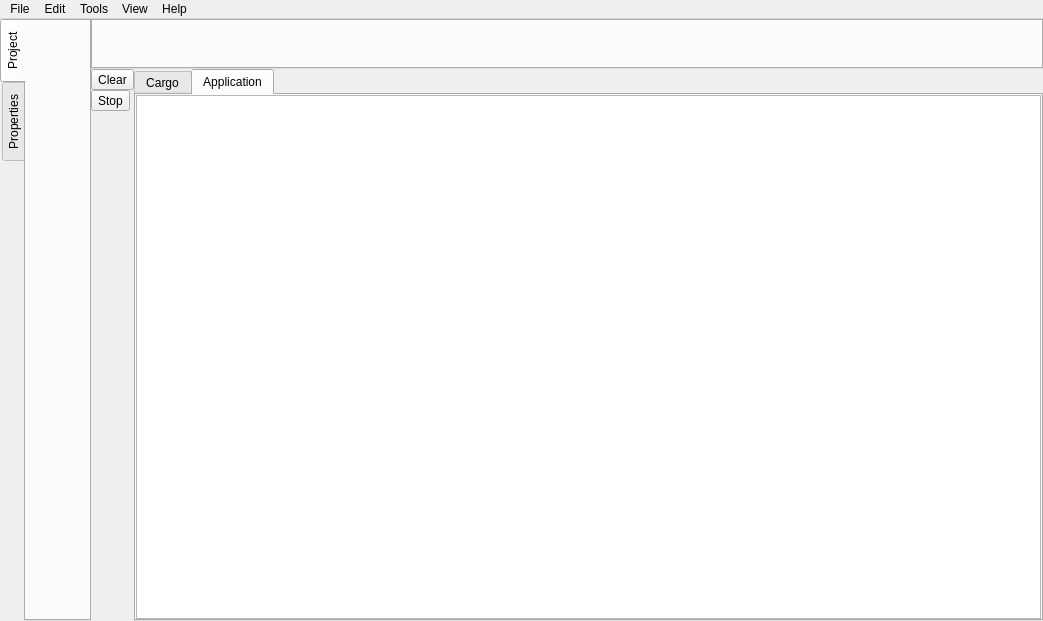
Before: the Qt Designer form Source/UI/MainWindow.ui in krre/afterglow, drawn with Qt 5.
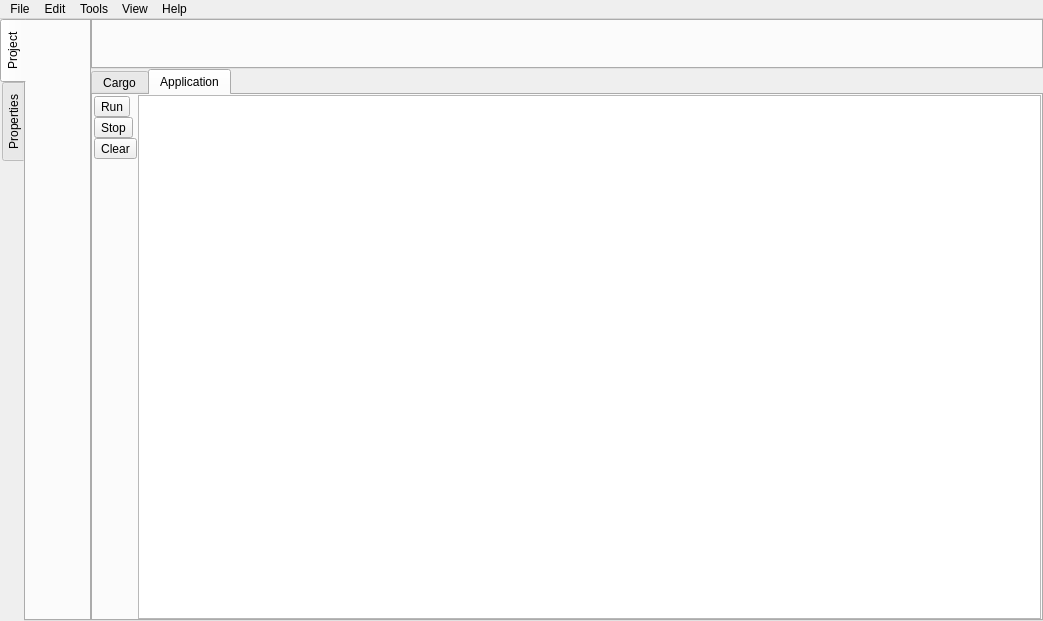
After: the same form once the commit is applied. The open tabs and pages were chosen to show the change.

Commit message: Move toolbuttons into tabs of output pane

```diff
--- a/Source/UI/MainWindow.ui
+++ b/Source/UI/MainWindow.ui
@@ -86,58 +86,6 @@
          </size>
         </property>
        </widget>
-       <widget class="QWidget" name="widgetOutput" native="true">
-        <layout class="QHBoxLayout" name="horizontalLayoutOutput">
-         <property name="spacing">
-          <number>0</number>
-         </property>
-         <property name="leftMargin">
-          <number>0</number>
-         </property>
-         <property name="topMargin">
-          <number>0</number>
-         </property>
-         <property name="rightMargin">
-          <number>0</number>
-         </property>
-         <property name="bottomMargin">
-          <number>0</number>
-         </property>
-         <item>
-          <layout class="QVBoxLayout" name="verticalLayout">
-           <property name="spacing">
-            <number>0</number>
-           </property>
-           <item>
-            <widget class="QToolButton" name="toolButtonClear">
-             <property name="text">
-              <string>Clear</string>
-             </property>
-            </widget>
-           </item>
-           <item>
-            <widget class="QToolButton" name="toolButtonStop">
-             <property name="text">
-              <string>Stop</string>
-             </property>
-            </widget>
-           </item>
-           <item>
-            <spacer name="verticalSpacer">
-             <property name="orientation">
-              <enum>Qt::Vertical</enum>
-             </property>
-             <property name="sizeHint" stdset="0">
-              <size>
-               <width>20</width>
-               <height>40</height>
-              </size>
-             </property>
-            </spacer>
-           </item>
-          </layout>
-         </item>
-         <item>
           <widget class="QTabWidget" name="tabWidgetOutput">
            <property name="minimumSize">
             <size>
@@ -152,7 +100,7 @@
             <attribute name="title">
              <string>Cargo</string>
             </attribute>
-            <layout class="QVBoxLayout" name="verticalLayout_2">
+         <layout class="QHBoxLayout" name="horizontalLayout_4">
              <property name="spacing">
               <number>0</number>
              </property>
@@ -168,6 +116,52 @@
              <property name="bottomMargin">
               <number>0</number>
              </property>
+          <item>
+           <layout class="QVBoxLayout" name="verticalLayout">
+            <property name="spacing">
+             <number>0</number>
+            </property>
+            <property name="leftMargin">
+             <number>1</number>
+            </property>
+            <property name="topMargin">
+             <number>1</number>
+            </property>
+            <property name="rightMargin">
+             <number>1</number>
+            </property>
+            <property name="bottomMargin">
+             <number>1</number>
+            </property>
+            <item>
+             <widget class="QToolButton" name="toolButtonCargoStop">
+              <property name="text">
+               <string>Stop</string>
+              </property>
+             </widget>
+            </item>
+            <item>
+             <widget class="QToolButton" name="toolButtonCargoClear">
+              <property name="text">
+               <string>Clear</string>
+              </property>
+             </widget>
+            </item>
+            <item>
+             <spacer name="verticalSpacer">
+              <property name="orientation">
+               <enum>Qt::Vertical</enum>
+              </property>
+              <property name="sizeHint" stdset="0">
+               <size>
+                <width>20</width>
+                <height>40</height>
+               </size>
+              </property>
+             </spacer>
+            </item>
+           </layout>
+          </item>
              <item>
               <widget class="QTextEdit" name="textEditCargo">
                <property name="focusPolicy">
@@ -200,6 +194,59 @@
              <property name="bottomMargin">
               <number>0</number>
              </property>
+          <item>
+           <layout class="QVBoxLayout" name="verticalLayout_2">
+            <property name="spacing">
+             <number>0</number>
+            </property>
+            <property name="leftMargin">
+             <number>1</number>
+            </property>
+            <property name="topMargin">
+             <number>1</number>
+            </property>
+            <property name="rightMargin">
+             <number>1</number>
+            </property>
+            <property name="bottomMargin">
+             <number>1</number>
+            </property>
+            <item>
+             <widget class="QToolButton" name="toolButtonAppRun">
+              <property name="text">
+               <string>Run</string>
+              </property>
+             </widget>
+            </item>
+            <item>
+             <widget class="QToolButton" name="toolButtonAppStop">
+              <property name="text">
+               <string>Stop</string>
+              </property>
+             </widget>
+            </item>
+            <item>
+             <widget class="QToolButton" name="toolButtonAppClear">
+              <property name="text">
+               <string>Clear</string>
+              </property>
+             </widget>
+            </item>
+            <item>
+             <spacer name="verticalSpacer_2">
+              <property name="orientation">
+               <enum>Qt::Vertical</enum>
+              </property>
+              <property name="sizeHint" stdset="0">
+               <size>
+                <width>20</width>
+                <height>40</height>
+               </size>
+              </property>
+             </spacer>
+            </item>
+           </layout>
+          </item>
              <item>
               <widget class="QTextEdit" name="textEditApplication">
                <property name="focusPolicy">
@@ -213,9 +260,6 @@
             </layout>
            </widget>
           </widget>
-         </item>
-        </layout>
-       </widget>
       </widget>
      </widget>
     </item>
```
Left out of the diff: 8 changed lines with no effect on the pictures. Lines whose indentation alone changed are shown as unchanged.
